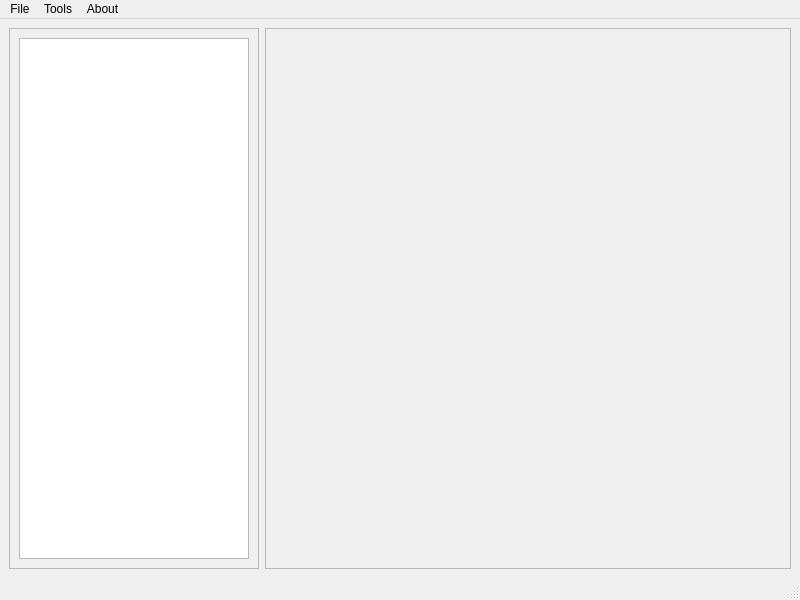
Above: src/qpicasa/ui/mainwindow.ui from juliendz/imagius before the change. Below: the same form after it.
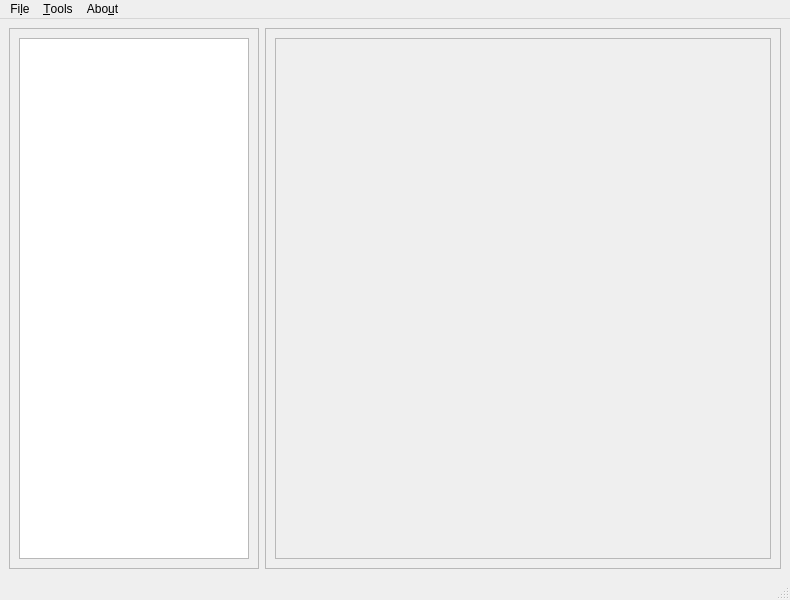
That is the form after the change.

Commit message: Load images in scroll area

Diff of the .ui file:
```diff
--- a/src/qpicasa/ui/mainwindow.ui
+++ b/src/qpicasa/ui/mainwindow.ui
@@ -6,7 +6,7 @@
    <rect>
     <x>0</x>
     <y>0</y>
-    <width>800</width>
+    <width>790</width>
     <height>600</height>
    </rect>
   </property>
@@ -47,6 +47,25 @@
       <property name="frameShadow">
        <enum>QFrame::Raised</enum>
       </property>
+      <layout class="QVBoxLayout" name="verticalLayout">
+       <item>
+        <widget class="QScrollArea" name="scrollArea">
+         <property name="widgetResizable">
+          <bool>true</bool>
+         </property>
+         <widget class="QWidget" name="scrollAreaWidgetContents">
+          <property name="geometry">
+           <rect>
+            <x>0</x>
+            <y>0</y>
+            <width>502</width>
+            <height>515</height>
+           </rect>
+          </property>
+         </widget>
+        </widget>
+       </item>
+      </layout>
      </widget>
     </item>
    </layout>
@@ -56,24 +75,24 @@
     <rect>
      <x>0</x>
      <y>0</y>
-     <width>800</width>
-     <height>24</height>
+     <width>790</width>
+     <height>30</height>
     </rect>
    </property>
    <widget class="QMenu" name="menuFile">
     <property name="title">
-     <string>File</string>
+     <string>Fi&amp;le</string>
     </property>
    </widget>
    <widget class="QMenu" name="menuTools">
     <property name="title">
-     <string>Tools</string>
+     <string>&amp;Tools</string>
     </property>
     <addaction name="action_FolderManager"/>
    </widget>
    <widget class="QMenu" name="menuAbout">
     <property name="title">
-     <string>About</string>
+     <string>Abo&amp;ut</string>
     </property>
    </widget>
    <addaction name="menuFile"/>
```
Left out of the diff: 2 changed lines with no effect on the pictures. The commit also changes 3 other files.
